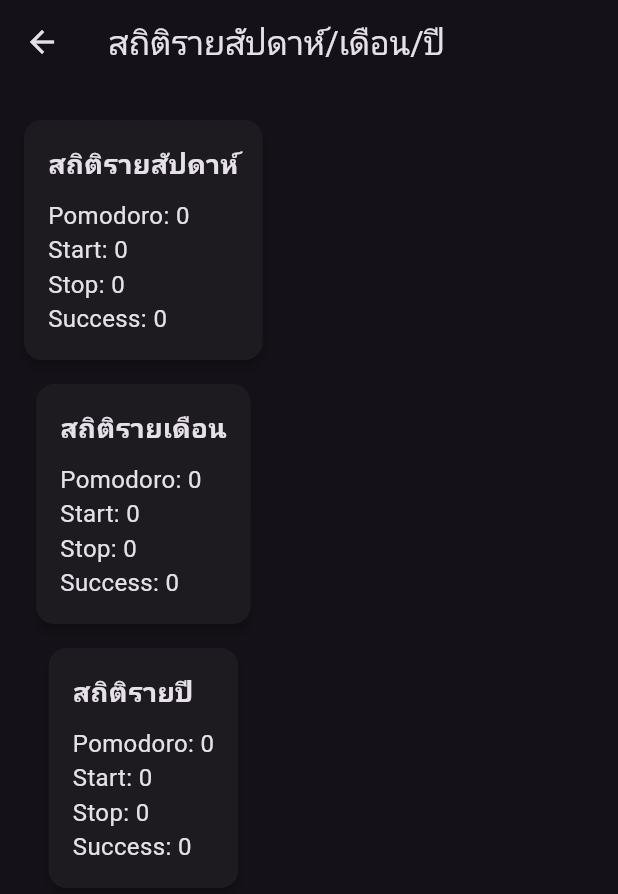
After one commit to SarayutMI/Flutter_APP_Timer, a Flutter app: the StatsSummaryScreen screen opened directly, on a phone screen of 412 x 824 dp. The commit adds this screen. Shown: the top 894 px of the screen. Run offline on Flutter 3.47's test engine with Material 3 defaults, Android fonts, the phone set to English and light mode, and no system bars; our stand-ins replace shared_preferences, sqflite; accounts and stored records are empty.

Commit message:
Version 2

```diff
--- /dev/null
+++ b/flutter_application_1/lib/StatsSummaryScreen.dart
@@ -0,0 +1,96 @@
+import 'package:flutter/material.dart';
+import 'database_helper.dart';
+import 'package:intl/intl.dart';
+
+class StatsSummaryScreen extends StatefulWidget {
+  const StatsSummaryScreen({super.key});
+
+  @override
+  _StatsSummaryScreenState createState() => _StatsSummaryScreenState();
+}
+
+class _StatsSummaryScreenState extends State<StatsSummaryScreen> {
+  final DatabaseHelper _dbHelper = DatabaseHelper.instance;
+  Map<String, int> weeklyStats = {};
+  Map<String, int> monthlyStats = {};
+  Map<String, int> yearlyStats = {};
+
+  @override
+  void initState() {
+    super.initState();
+    _loadStats();
+  }
+
+  Future<void> _loadStats() async {
+    final now = DateTime.now();
+    final weekAgo = now.subtract(const Duration(days: 7));
+    final monthAgo = now.subtract(const Duration(days: 30));
+    final yearAgo = now.subtract(const Duration(days: 365));
+
+    final weekly = await _dbHelper.getStatsByRange(_formatDate(weekAgo), _formatDate(now));
+    final monthly = await _dbHelper.getStatsByRange(_formatDate(monthAgo), _formatDate(now));
+    final yearly = await _dbHelper.getStatsByRange(_formatDate(yearAgo), _formatDate(now));
+
+    setState(() {
+      weeklyStats = _calculateStats(weekly);
+      monthlyStats = _calculateStats(monthly);
+      yearlyStats = _calculateStats(yearly);
+    });
+  }
+
+  String _formatDate(DateTime date) {
+    return DateFormat('yyyy-MM-dd').format(date);
+  }
+
+  Map<String, int> _calculateStats(List<Map<String, dynamic>> stats) {
+    int pomodoroCount = 0, startCount = 0, stopCount = 0, successCount = 0;
+    for (var stat in stats) {
+      pomodoroCount += stat['pomodoroCount'] as int;
+      startCount += stat['startCount'] as int;
+      stopCount += stat['stopCount'] as int;
+      successCount += stat['successCount'] as int;
+    }
+    return {
+      'Pomodoro': pomodoroCount,
+      'Start': startCount,
+      'Stop': stopCount,
+      'Success': successCount,
+    };
+  }
+
+  Widget _buildStatsCard(String title, Map<String, int> stats) {
+    return Card(
+      elevation: 3,
+      margin: const EdgeInsets.symmetric(vertical: 8),
+      child: Padding(
+        padding: const EdgeInsets.all(16.0),
+        child: Column(
+          crossAxisAlignment: CrossAxisAlignment.start,
+          children: [
+            Text(title, style: const TextStyle(fontSize: 18, fontWeight: FontWeight.bold)),
+            const SizedBox(height: 10),
+            for (var entry in stats.entries)
+              Text('${entry.key}: ${entry.value}', style: const TextStyle(fontSize: 16)),
+          ],
+        ),
+      ),
+    );
+  }
+
+  @override
+  Widget build(BuildContext context) {
+    return Scaffold(
+      appBar: AppBar(title: const Text('สถิติรายสัปดาห์/เดือน/ปี')),
+      body: Padding(
+        padding: const EdgeInsets.all(16.0),
+        child: Column(
+          children: [
+            _buildStatsCard('สถิติรายสัปดาห์', weeklyStats),
+            _buildStatsCard('สถิติรายเดือน', monthlyStats),
+            _buildStatsCard('สถิติรายปี', yearlyStats),
+          ],
+        ),
+      ),
+    );
+  }
+}
--- a/flutter_application_1/pubspec.yaml
+++ b/flutter_application_1/pubspec.yaml
@@ -33,7 +33,7 @@ dependencies:
   shared_preferences: ^2.5.2
   path: ^1.9.1
   sqflite: ^2.4.2
-
+  intl: ^0.20.2
 
   # The following adds the Cupertino Icons font to your application.
   # Use with the CupertinoIcons class for iOS style icons.
```
Also changed, not shown: flutter_application_1/lib/Database_helper.dart (+12 -0 lines), flutter_application_1/lib/stats_screen.dart (+14 -1 lines), flutter_application_1/pubspec.lock.
